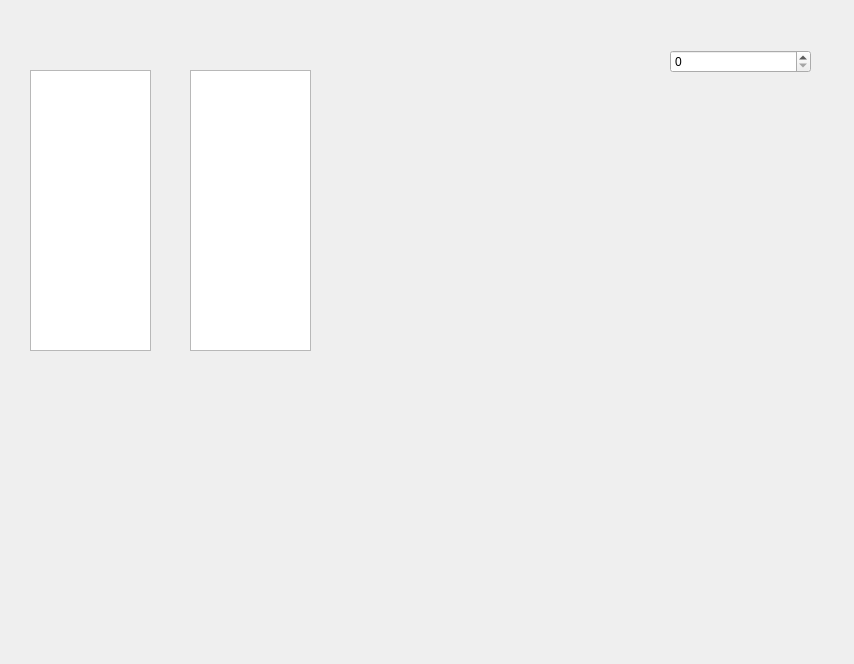
First picture: the form in window.ui, repository floork/school-sorts-search, before the edit.
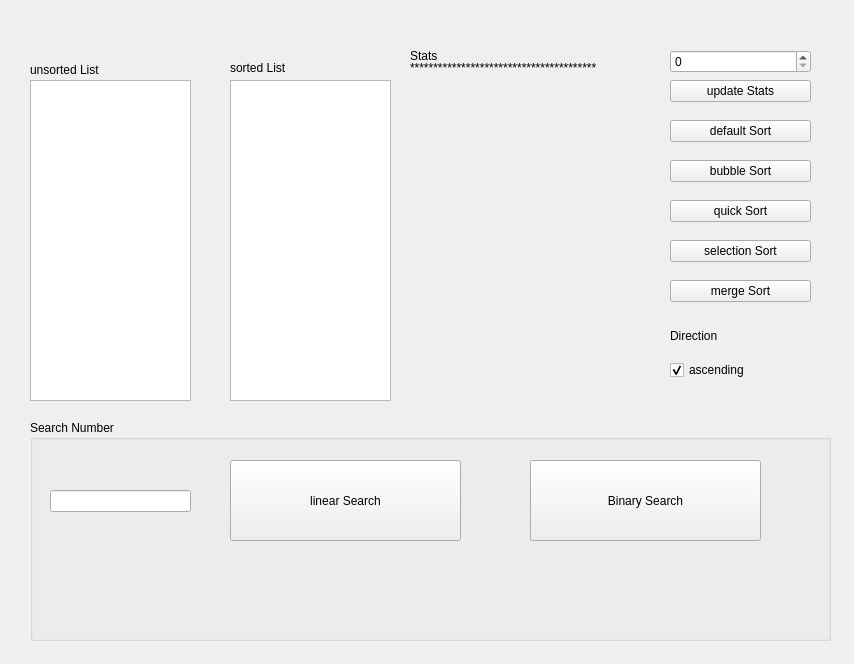
Second picture: the form after the edit.

Patch:
```diff
--- a/window.ui
+++ b/window.ui
@@ -23,26 +23,263 @@
     </rect>
    </property>
   </widget>
-  <widget class="QListView" name="listView">
+  <widget class="QListWidget" name="ls_unsorted">
    <property name="geometry">
     <rect>
      <x>30</x>
-     <y>70</y>
-     <width>121</width>
-     <height>281</height>
+     <y>80</y>
+     <width>161</width>
+     <height>321</height>
     </rect>
    </property>
   </widget>
-  <widget class="QListView" name="listView_2">
+  <widget class="QListWidget" name="ls_sorted">
    <property name="geometry">
     <rect>
-     <x>190</x>
-     <y>70</y>
-     <width>121</width>
-     <height>281</height>
+     <x>230</x>
+     <y>80</y>
+     <width>161</width>
+     <height>321</height>
     </rect>
    </property>
   </widget>
+  <widget class="QLabel" name="lbl_unsorted">
+   <property name="geometry">
+    <rect>
+     <x>30</x>
+     <y>60</y>
+     <width>101</width>
+     <height>20</height>
+    </rect>
+   </property>
+   <property name="text">
+    <string>unsorted List</string>
+   </property>
+  </widget>
+  <widget class="QLabel" name="lbl_sorted">
+   <property name="geometry">
+    <rect>
+     <x>230</x>
+     <y>60</y>
+     <width>91</width>
+     <height>16</height>
+    </rect>
+   </property>
+   <property name="text">
+    <string>sorted List</string>
+   </property>
+  </widget>
+  <widget class="QLabel" name="lbl_stats1">
+   <property name="geometry">
+    <rect>
+     <x>410</x>
+     <y>40</y>
+     <width>57</width>
+     <height>31</height>
+    </rect>
+   </property>
+   <property name="text">
+    <string>Stats</string>
+   </property>
+  </widget>
+  <widget class="QLabel" name="lbl_stats2">
+   <property name="geometry">
+    <rect>
+     <x>410</x>
+     <y>60</y>
+     <width>241</width>
+     <height>16</height>
+    </rect>
+   </property>
+   <property name="text">
+    <string>****************************************</string>
+   </property>
+  </widget>
+  <widget class="QPushButton" name="pb_update_stats">
+   <property name="geometry">
+    <rect>
+     <x>670</x>
+     <y>80</y>
+     <width>141</width>
+     <height>22</height>
+    </rect>
+   </property>
+   <property name="text">
+    <string>update Stats</string>
+   </property>
+  </widget>
+  <widget class="QGroupBox" name="groupBox">
+   <property name="geometry">
+    <rect>
+     <x>30</x>
+     <y>420</y>
+     <width>801</width>
+     <height>221</height>
+    </rect>
+   </property>
+   <property name="title">
+    <string>Search Number</string>
+   </property>
+   <widget class="QLineEdit" name="le_serach_input">
+    <property name="geometry">
+     <rect>
+      <x>20</x>
+      <y>70</y>
+      <width>141</width>
+      <height>22</height>
+     </rect>
+    </property>
+   </widget>
+   <widget class="QPushButton" name="pb_linear_search">
+    <property name="geometry">
+     <rect>
+      <x>200</x>
+      <y>40</y>
+      <width>231</width>
+      <height>81</height>
+     </rect>
+    </property>
+    <property name="text">
+     <string>linear Search</string>
+    </property>
+   </widget>
+   <widget class="QPushButton" name="pb_binary_search">
+    <property name="geometry">
+     <rect>
+      <x>500</x>
+      <y>40</y>
+      <width>231</width>
+      <height>81</height>
+     </rect>
+    </property>
+    <property name="text">
+     <string>Binary Search</string>
+    </property>
+   </widget>
+   <widget class="QLabel" name="lbl_search_output">
+    <property name="geometry">
+     <rect>
+      <x>26</x>
+      <y>153</y>
+      <width>401</width>
+      <height>21</height>
+     </rect>
+    </property>
+    <property name="text">
+     <string/>
+    </property>
+   </widget>
+  </widget>
+  <widget class="QLabel" name="lbl_stats">
+   <property name="geometry">
+    <rect>
+     <x>410</x>
+     <y>80</y>
+     <width>241</width>
+     <height>321</height>
+    </rect>
+   </property>
+   <property name="text">
+    <string/>
+   </property>
+   <property name="alignment">
+    <set>Qt::AlignmentFlag::AlignLeading|Qt::AlignmentFlag::AlignLeft|Qt::AlignmentFlag::AlignTop</set>
+   </property>
+  </widget>
+  <widget class="QPushButton" name="pb_default_sort">
+   <property name="geometry">
+    <rect>
+     <x>670</x>
+     <y>120</y>
+     <width>141</width>
+     <height>22</height>
+    </rect>
+   </property>
+   <property name="text">
+    <string>default Sort</string>
+   </property>
+  </widget>
+  <widget class="QPushButton" name="pb_bubble_sort">
+   <property name="geometry">
+    <rect>
+     <x>670</x>
+     <y>160</y>
+     <width>141</width>
+     <height>22</height>
+    </rect>
+   </property>
+   <property name="text">
+    <string>bubble Sort</string>
+   </property>
+  </widget>
+  <widget class="QPushButton" name="pb_quick_sort">
+   <property name="geometry">
+    <rect>
+     <x>670</x>
+     <y>200</y>
+     <width>141</width>
+     <height>22</height>
+    </rect>
+   </property>
+   <property name="text">
+    <string>quick Sort</string>
+   </property>
+  </widget>
+  <widget class="QPushButton" name="pb_selection_sort">
+   <property name="geometry">
+    <rect>
+     <x>670</x>
+     <y>240</y>
+     <width>141</width>
+     <height>22</height>
+    </rect>
+   </property>
+   <property name="text">
+    <string>selection Sort</string>
+   </property>
+  </widget>
+  <widget class="QPushButton" name="pb_merge_sort">
+   <property name="geometry">
+    <rect>
+     <x>670</x>
+     <y>280</y>
+     <width>141</width>
+     <height>22</height>
+    </rect>
+   </property>
+   <property name="text">
+    <string>merge Sort</string>
+   </property>
+  </widget>
+  <widget class="QLabel" name="lbl_direction">
+   <property name="geometry">
+    <rect>
+     <x>670</x>
+     <y>320</y>
+     <width>57</width>
+     <height>31</height>
+    </rect>
+   </property>
+   <property name="text">
+    <string>Direction</string>
+   </property>
+  </widget>
+  <widget class="QCheckBox" name="cb_direciton">
+   <property name="geometry">
+    <rect>
+     <x>670</x>
+     <y>360</y>
+     <width>85</width>
+     <height>20</height>
+    </rect>
+   </property>
+   <property name="text">
+    <string>ascending</string>
+   </property>
+   <property name="checked">
+    <bool>true</bool>
+   </property>
+  </widget>
  </widget>
  <resources/>
  <connections/>
```
Left out of the diff: 2 changed lines with no effect on the pictures.
